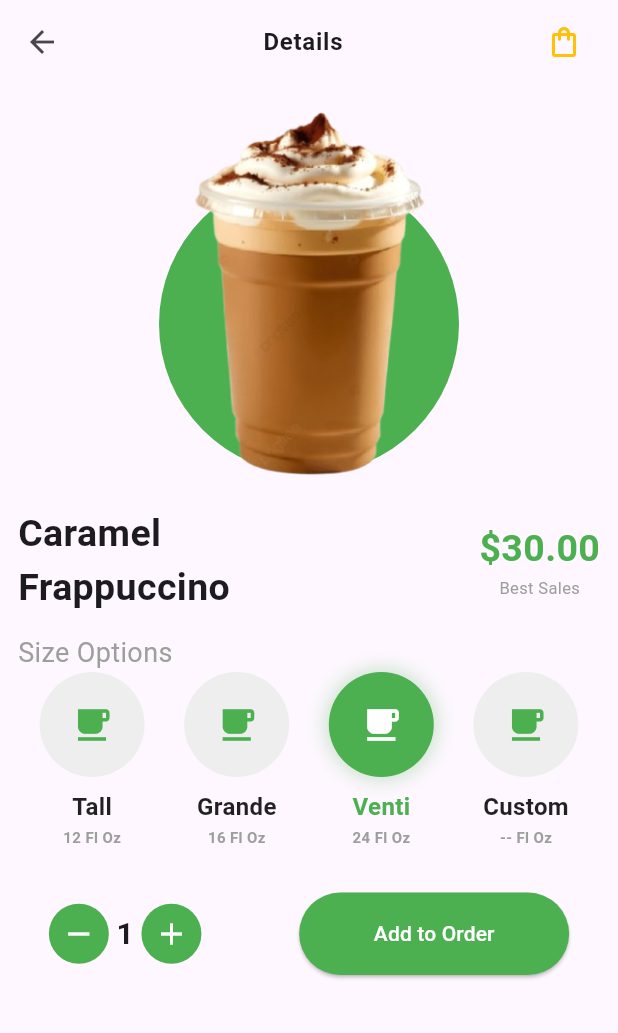
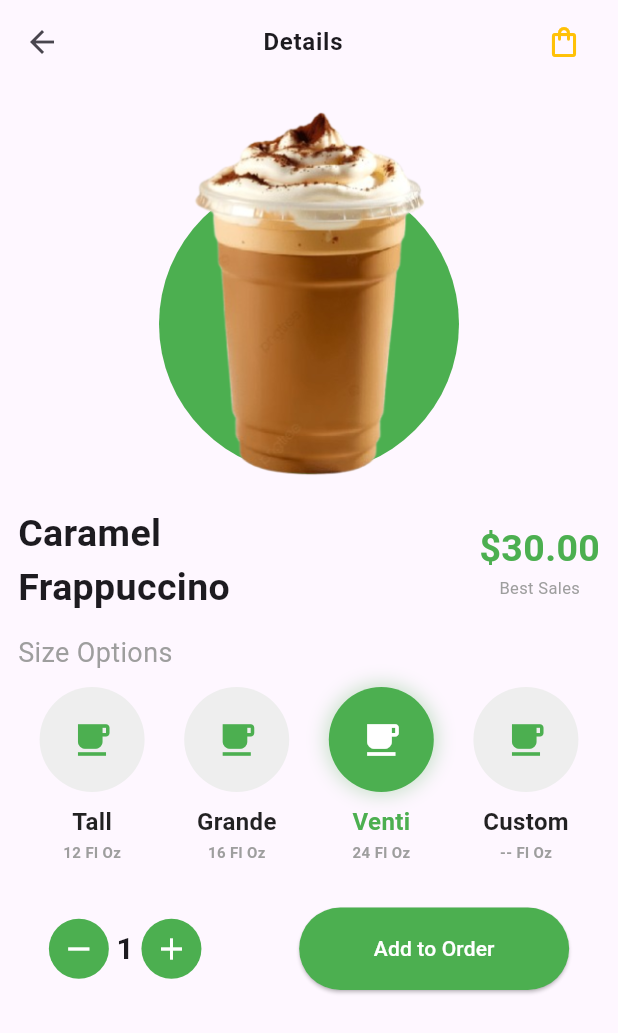
Before and after one commit to Maha6468/ui_design_1, a Flutter app: the screen it shows after launch, after a tap on the "shopping bag" icon, on a phone screen of 412 x 824 dp. Shown: the top 1033 px of the screen. Run offline on Flutter 3.47's test engine with Material 3 defaults, Android fonts, the phone set to English and light mode, and no system bars.

Commit message:
last update

```diff
--- a/lib/coffeeHomePage/all_screen/details.dart
+++ b/lib/coffeeHomePage/all_screen/details.dart
@@ -93,9 +93,7 @@ class _DetailsState extends State<Details> {
                   alignment: Alignment.topLeft,
                   child: Text("Size Options",style: TextStyle(color: Colors.grey,fontSize: 18),)),
             ),
-
-
-
+            SizedBox(height: 10,),
 
             Row(
               mainAxisAlignment: MainAxisAlignment.spaceEvenly,
--- a/lib/coffeeHomePage/all_screen/home.dart
+++ b/lib/coffeeHomePage/all_screen/home.dart
@@ -22,8 +22,8 @@ class _HomeState extends State<Home> {
           children: [
             ListTile(
               leading: Icon(Icons.baby_changing_station),
-              title: Text("Qahwa",style: TextStyle(fontWeight: FontWeight.bold),),
-              subtitle:Text("Space"),
+              title: Text("Qahwa",style: TextStyle(fontWeight: FontWeight.bold,fontSize: 18),),
+              subtitle:Text("Space",style: TextStyle(fontSize: 15),),
               trailing: IconButton(onPressed: (){
                 Navigator.push(context,MaterialPageRoute(builder: (context)=>Details()));
               }, icon: Icon(Icons.shopping_bag_outlined,color: Colors.amber,size: 35,)),
@@ -34,16 +34,24 @@ class _HomeState extends State<Home> {
               alignment: Alignment.topLeft,
               child: Padding(
                 padding: const EdgeInsets.all(15.0),
-                child: Text("Smooth Out \nYour Everyday",style: TextStyle(fontWeight: FontWeight.bold,color: Colors.black,fontSize: size.width * 0.07),),
+                child: Text("Smooth Out \nYour Everyday",style: TextStyle(
+                    fontWeight: FontWeight.bold,
+                    color: Colors.black,
+                    //fontSize: size.width * 0.07,
+                  fontSize: MediaQuery.of(context).size.width*0.07
+                ),),
               ),
             ),
 
 
             Flexible(
               child: ClipPath(
-                clipper: TopCurveClipper(),
+                //clipper: TopCurveClipper(),
                 child: Container(
-                  width: double.infinity,
+                  //width: double.infinity,
+                 //width: MediaQuery.of(context).size.width*double.infinity,    // ata worng
+                  width: MediaQuery.of(context).size.width,
+
                   color: const Color(0xFF1E4D2B),
                   child: Column(
                     mainAxisAlignment: MainAxisAlignment.center,
```
